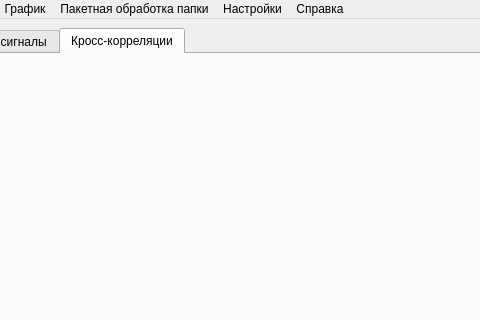
This is ui/mainwindow.ui in Asmedyanov/SignalViewer_GunTeam as Qt 5 draws it before an edit; both pictures show x 190 to 670 and y 0 to 320 of the 1001 by 600 pixel window. The edited form follows.
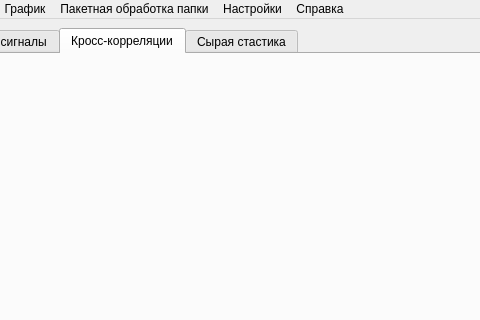
This is the edited form. The open tabs and pages were chosen to show the change. Icons and pictures are not drawn.

```diff
--- a/ui/mainwindow.ui
+++ b/ui/mainwindow.ui
@@ -39,6 +39,11 @@
           <string>Кросс-корреляции</string>
          </attribute>
         </widget>
+        <widget class="QWidget" name="tab_4">
+         <attribute name="title">
+          <string>Сырая стастика</string>
+         </attribute>
+        </widget>
        </widget>
       </item>
      </layout>
```
Left out of the diff: 4 changed lines with no effect on the pictures.
